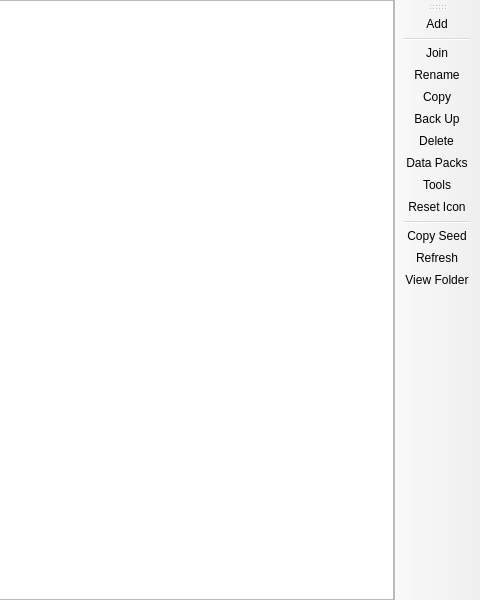
Old version of the form launcher/ui/pages/instance/WorldListPage.ui in the repository c8dhjp4tyv-bit/timeless-launcher; both pictures show x 320 to 800 and y 0 to 600 of the 800 by 600 pixel window.
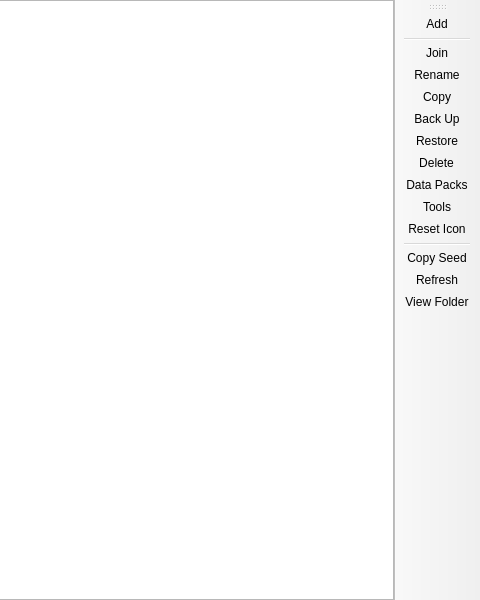
New version of the form. Custom widgets are drawn as their Qt base class.

Commit message: feat(worlds): restore a world from its backups

What changed in the file:
```diff
--- a/launcher/ui/pages/instance/WorldListPage.ui
+++ b/launcher/ui/pages/instance/WorldListPage.ui
@@ -88,6 +88,7 @@
    <addaction name="actionRename"/>
    <addaction name="actionCopy"/>
    <addaction name="actionBackup"/>
+   <addaction name="actionRestore"/>
    <addaction name="actionRemove"/>
    <addaction name="actionData_Packs"/>
    <addaction name="actionWorldTools"/>
@@ -125,6 +126,14 @@
     <string>Save a copy of the world in the backups folder, as the game's own Make Backup does. Add the backup to restore it.</string>
    </property>
   </action>
+  <action name="actionRestore">
+   <property name="text">
+    <string>Restore</string>
+   </property>
+   <property name="toolTip">
+    <string>Restore a backup of the world as a copy next to it.</string>
+   </property>
+  </action>
   <action name="actionRemove">
    <property name="text">
     <string>Delete</string>
```
The commit also changes 9 other files.
